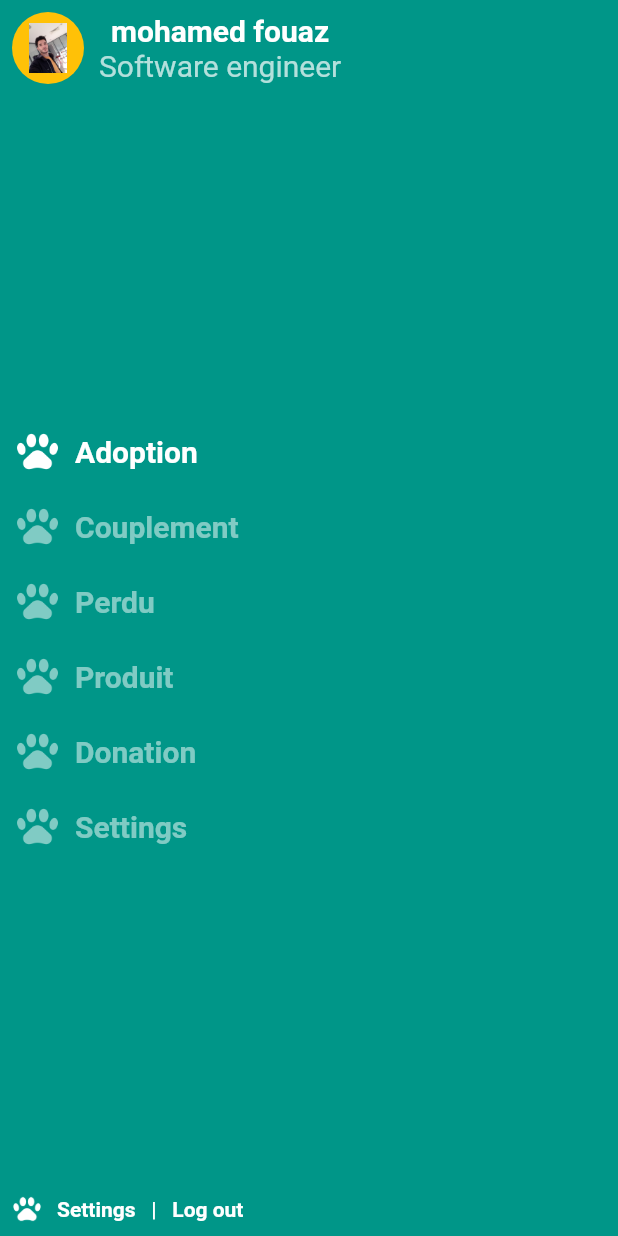
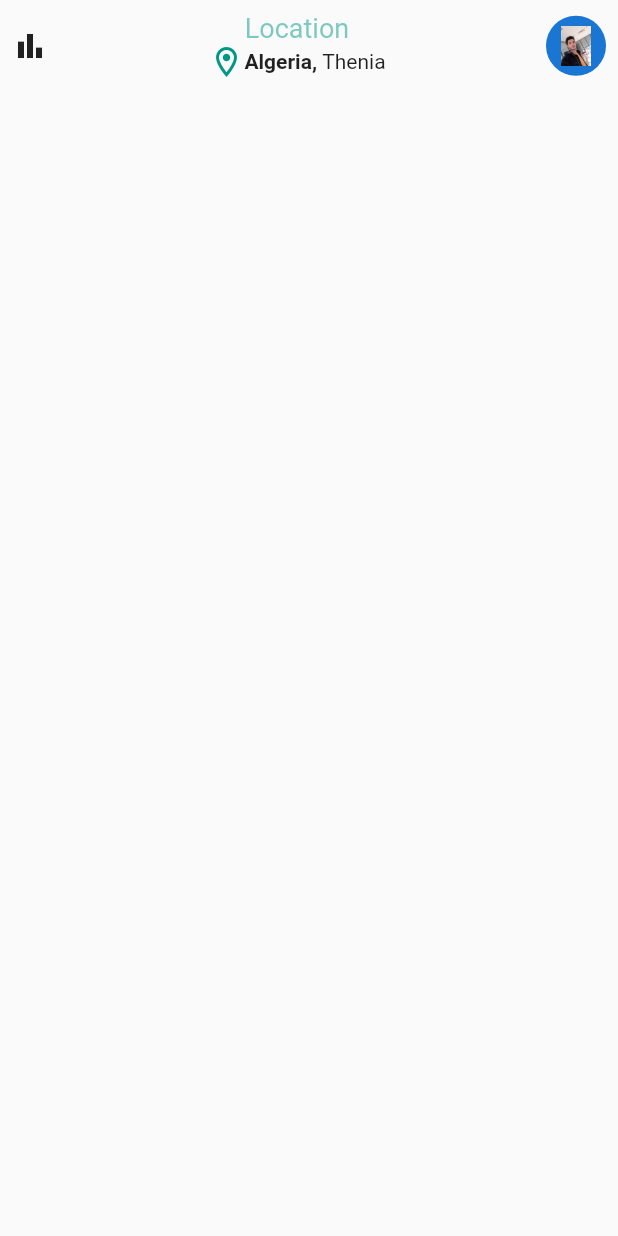
Before and after one commit to moh-frh/pets_adoption_mobile, a Flutter app: the screen it shows after launch, on a phone screen of 412 x 824 dp. Run offline on Flutter 3.47's test engine with Material 2 defaults, Android fonts, the phone set to English and light mode, and no system bars.

Commit message:
integrate header

```diff
--- /dev/null
+++ b/lib/home_screen.dart
@@ -0,0 +1,64 @@
+// ignore_for_file: prefer_const_literals_to_create_immutables, prefer_const_constructors
+
+import 'package:flutter/material.dart';
+
+class Animal {
+  String name;
+  double age;
+  bool isMale;
+  String imageUrl;
+
+  Animal(this.name, this.age, this.isMale, this.imageUrl);
+}
+
+class Category {
+  String? name;
+  String? icon;
+}
+
+class HomeScreen extends StatefulWidget {
+  @override
+  _HomeScreenState createState() => _HomeScreenState();
+}
+
+class _HomeScreenState extends State<HomeScreen> {
+  final List<Animal> animals = [
+    Animal('name', 22, true, 'assets/images/youyou.jpg'),
+    Animal('name', 22, true, 'assets/images/chirazi.jpg')
+  ];
+  @override
+  Widget build(BuildContext context) {
+    return Material(
+      child: Column(children: [
+        Padding(
+          padding: const EdgeInsets.all(8.0),
+          child: Row(
+            mainAxisAlignment: MainAxisAlignment.spaceBetween,
+            crossAxisAlignment: CrossAxisAlignment.center,
+            children: [
+              Icon(Icons.bar_chart_sharp),
+              Column(
+                children: [
+                  Text('Location', style: TextStyle(fontWeight: FontWeight.w400, fontSize: 18, color: Theme.of(context).primaryColor.withOpacity(0.5))),
+                  Row(
+                    children: [
+                      Icon(Icons.location_on_outlined, color: Theme.of(context).primaryColor),
+                      Text('Algeria, ', style: TextStyle(fontWeight: FontWeight.bold)),
+                      Text('Thenia'),
+                    ],
+                  )
+                ],
+              ),
+              CircleAvatar(
+                child: Image(
+                  image: AssetImage('images/me.jpg'),
+                  width: 20,
+                ),
+              )
+            ],
+          ),
+        )
+      ]),
+    );
+  }
+}
--- a/lib/main.dart
+++ b/lib/main.dart
@@ -1,13 +1,11 @@
-// ignore_for_file: prefer_const_constructors, prefer_const_literals_to_create_immutables
-
 import 'package:flutter/material.dart';
-
-import 'menu_screen.dart';
+import 'home_screen.dart';
 
 void main() {
   runApp(MyApp());
 }
 
+Color primaryColor = Colors.teal;
 
 class MyApp extends StatelessWidget {
   @override
@@ -15,6 +13,7 @@ class MyApp extends StatelessWidget {
     return MaterialApp(
       title: 'Pets Adoption',
       theme: ThemeData(
+        primaryColor: primaryColor,
         primarySwatch: Colors.blue,
       ),
       home: MyHomePage(),
@@ -31,8 +30,8 @@ class _MyHomePageState extends State<MyHomePage> {
   @override
   Widget build(BuildContext context) {
     return Material(
-      color: Colors.teal,
-      child: MenuScreen()
+      //color: Colors.teal,
+      child: HomeScreen()
     );
   }
 }
--- a/lib/menu_screen.dart
+++ b/lib/menu_screen.dart
@@ -76,7 +76,6 @@ class _MenuScreenState extends State<MenuScreen> {
               child: Row(
                 children: [
                   CircleAvatar(
-                    backgroundColor: Colors.amber,
                     radius: 24,
                     child: Image(
                       image: AssetImage('images/me.jpg'),
```
Also changed, not shown: images/chirazi.jpg (added), images/youyou.jpg (added), pubspec.lock.
